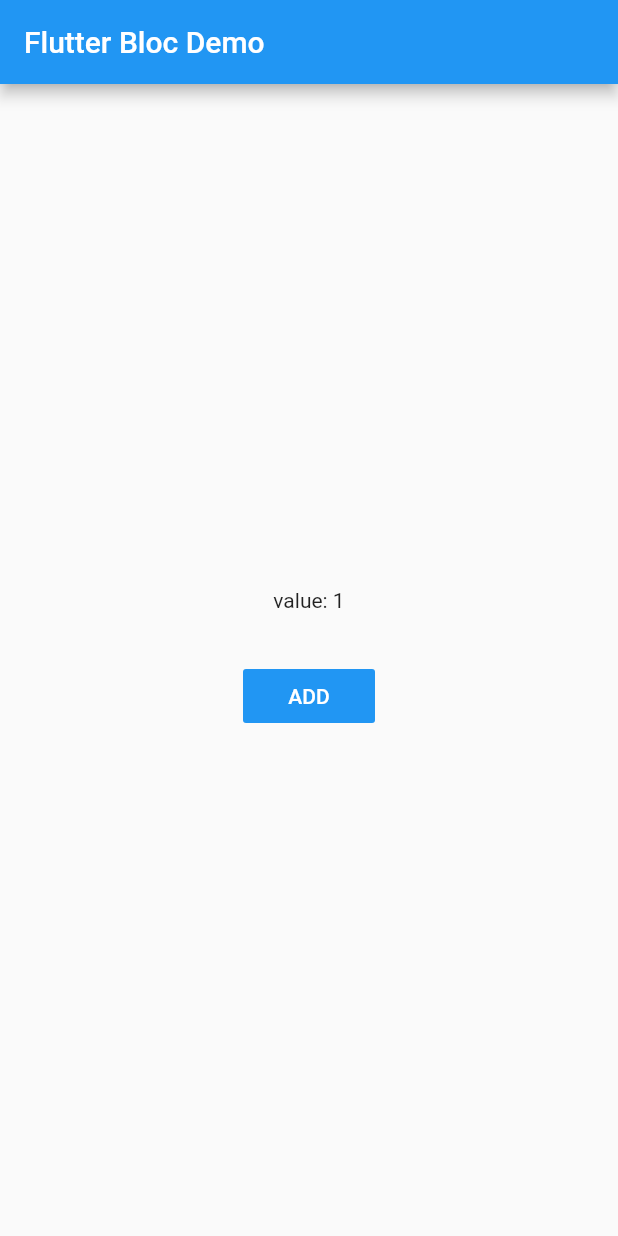
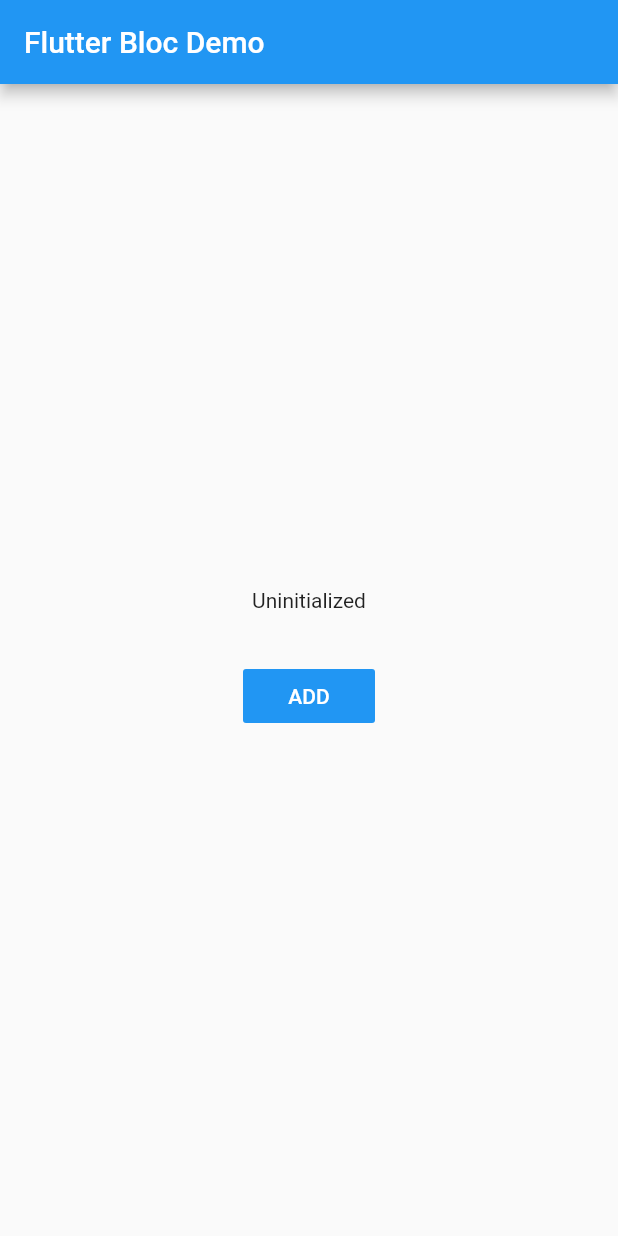
Before and after one commit to valentin-chevreau/mds-mba2esi-flutter-bloc-demo, a Flutter app: the screen it shows after launch, after a tap on "ADD", on a phone screen of 412 x 824 dp. Run offline on Flutter 3.47's test engine with Material 2 defaults, Android fonts, the phone set to English and light mode, and no system bars; our stand-ins replace flutter_bloc.

```diff
--- a/lib/page/home_page.dart
+++ b/lib/page/home_page.dart
@@ -1,4 +1,8 @@
 import 'package:flutter/material.dart';
+import 'package:flutter_bloc/flutter_bloc.dart';
+import 'package:flutter_bloc_demo/bloc/counter/counter_bloc.dart';
+import 'package:flutter_bloc_demo/bloc/counter/counter_event.dart';
+import 'package:flutter_bloc_demo/bloc/counter/counter_state.dart';
 
 class HomePage extends StatelessWidget {
   @override
@@ -13,14 +17,23 @@ class HomePage extends StatelessWidget {
           Row(
             mainAxisAlignment: MainAxisAlignment.center,
             children: <Widget>[
-              Text('value: 1'),
+              BlocBuilder<CounterBloc, CounterState>(builder: (context, state) {
+                if (state is UninitalizedCounterState) {
+                  return Text('Uninitialized');
+                } else if (state is HasValueCounterState) {
+                  return Text('${state.value}');
+                }
+                return Text('Error');
+              },)
             ],
           ),
           Container(height: 32.0),
           FlatButton(
             color: Colors.blue,
             child: Text('ADD', style: TextStyle(color: Colors.white)),
-            onPressed: () {},
+            onPressed: () {
+              BlocProvider.of<CounterBloc>(context).add(IncrementCounterEvent());
+            },
           )
         ],
       ),
```
